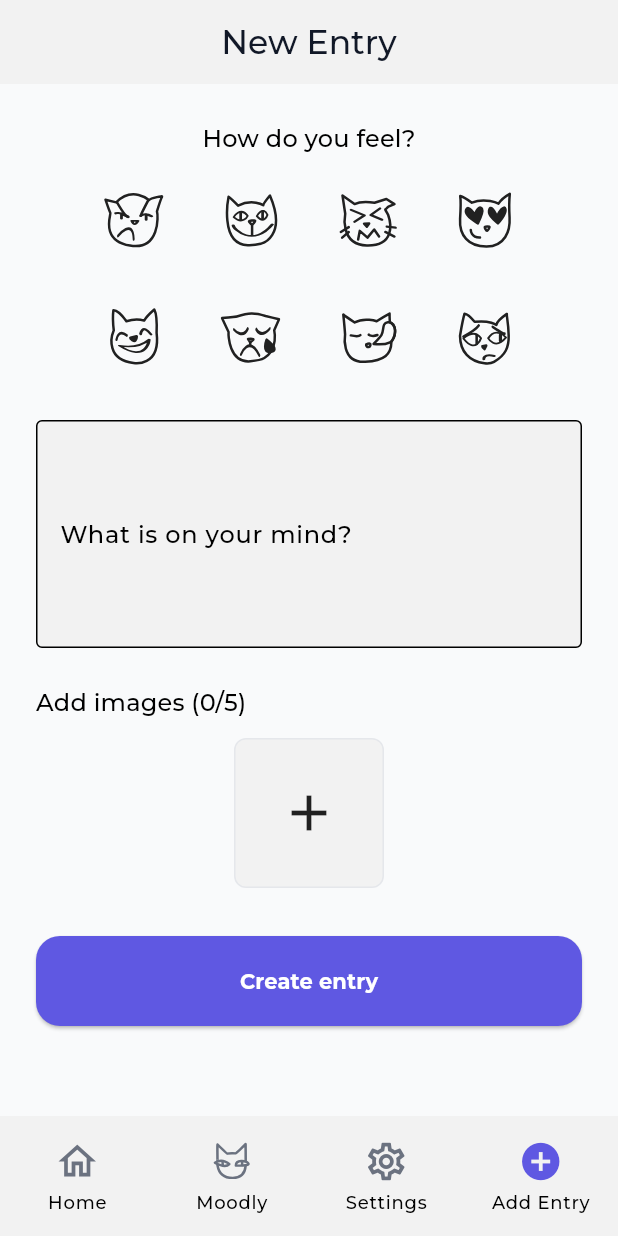
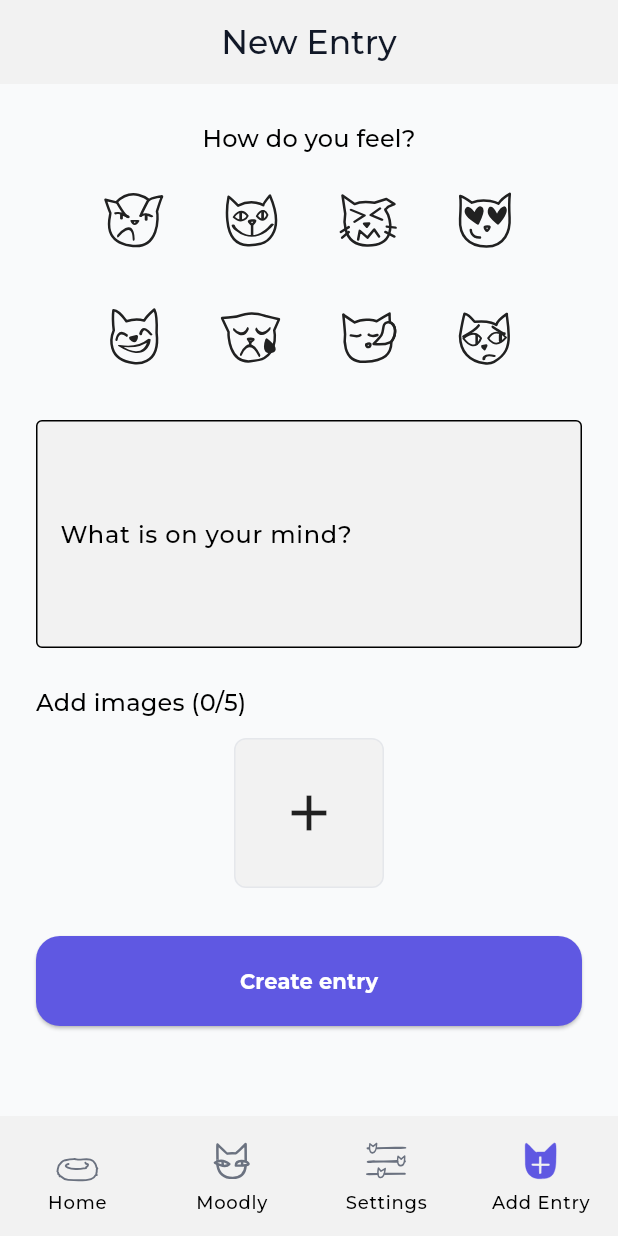
Before and after one commit to codemalcolm/moodly_client, a Flutter app: the screen it shows after launch, item 4 of the bottom bar chosen, on a phone screen of 412 x 824 dp. Run offline on Flutter 3.47's test engine with Material 3 defaults, Android fonts, the phone set to English and light mode, and no system bars; our stand-ins replace flutter_svg, image_picker; network calls fail; project files that could hold a hidden picture were left out.

Commit message:
use custom icons for the navigation bar

```diff
--- a/lib/widgets/app_scaffold.dart
+++ b/lib/widgets/app_scaffold.dart
@@ -45,15 +45,23 @@ class AppScaffold extends StatelessWidget {
         indicatorColor: Colors.transparent,
         destinations: <NavigationDestination>[
           NavigationDestination(
-            icon: Icon(
-              Icons.home_outlined,
-              size: 30.0,
-              color: Theme.of(context).colorScheme.secondary,
+            icon: SvgPicture.asset(
+              'assets/icons/icon_home_outlined.svg',
+              width: 30,
+              height: 30,
+              colorFilter: ColorFilter.mode(
+                Theme.of(context).colorScheme.secondary,
+                BlendMode.srcIn,
+              ),
             ),
-            selectedIcon: Icon(
-              Icons.home,
-              size: 30.0,
-              color: Theme.of(context).colorScheme.primary,
+            selectedIcon: SvgPicture.asset(
+              'assets/icons/icon_home.svg',
+              width: 30,
+              height: 30,
+              colorFilter: ColorFilter.mode(
+                Theme.of(context).colorScheme.primary,
+                BlendMode.srcIn,
+              ),
             ),
             label: 'Home',
           ),
@@ -79,28 +87,44 @@ class AppScaffold extends StatelessWidget {
             label: 'Moodly',
           ),
           NavigationDestination(
-            icon: Icon(
-              Icons.settings_outlined,
-              size: 30.0,
-              color: Theme.of(context).colorScheme.secondary,
+            icon: SvgPicture.asset(
+              'assets/icons/icon_settings_outlined.svg',
+              width: 30,
+              height: 30,
+              colorFilter: ColorFilter.mode(
+                Theme.of(context).colorScheme.secondary,
+                BlendMode.srcIn,
+              ),
             ),
-            selectedIcon: Icon(
-              Icons.settings,
-              size: 30.0,
-              color: Theme.of(context).colorScheme.primary,
+            selectedIcon: SvgPicture.asset(
+              'assets/icons/icon_settings.svg',
+              width: 30,
+              height: 30,
+              colorFilter: ColorFilter.mode(
+                Theme.of(context).colorScheme.primary,
+                BlendMode.srcIn,
+              ),
             ),
             label: 'Settings',
           ),
           NavigationDestination(
-            icon: Icon(
-              Icons.add_circle_outline,
-              size: 30.0,
-              color: Theme.of(context).colorScheme.secondary,
+            icon: SvgPicture.asset(
+              'assets/icons/icon_add_outlined.svg',
+              width: 30,
+              height: 30,
+              colorFilter: ColorFilter.mode(
+                Theme.of(context).colorScheme.secondary,
+                BlendMode.srcIn,
+              ),
             ),
-            selectedIcon: Icon(
-              Icons.add_circle,
-              size: 30.0,
-              color: Theme.of(context).colorScheme.primary,
+            selectedIcon: SvgPicture.asset(
+              'assets/icons/icon_add.svg',
+              width: 30,
+              height: 30,
+              colorFilter: ColorFilter.mode(
+                Theme.of(context).colorScheme.primary,
+                BlendMode.srcIn,
+              ),
             ),
             label: 'Add Entry',
           ),
--- a/pubspec.yaml
+++ b/pubspec.yaml
@@ -26,6 +26,10 @@ flutter:
   assets:
    - assets/icons/moodly_icon.svg
    - assets/icons/moodly_icon_outlined.svg
+   - assets/icons/icon_add.svg
+   - assets/icons/icon_add_outlined.svg
+   - assets/icons/icon_home.svg
+   - assets/icons/icon_home_outlined.svg
    - assets/icons/icon_mood_angry.svg
    - assets/icons/icon_mood_anxious.svg
    - assets/icons/icon_mood_good.svg
@@ -34,6 +38,8 @@ flutter:
    - assets/icons/icon_mood_moody.svg
    - assets/icons/icon_mood_sad.svg
    - assets/icons/icon_mood_tired.svg
+   - assets/icons/icon_settings.svg
+   - assets/icons/icon_settings_outlined.svg
 
   fonts:
     - family: Montserrat
```
Also changed, not shown: assets/icons/icon_add.svg (added), assets/icons/icon_add_outlined.svg (added), assets/icons/icon_home.svg (added), assets/icons/icon_home_outlined.svg (added), assets/icons/icon_settings.svg (added), assets/icons/icon_settings_outlined.svg (added).
